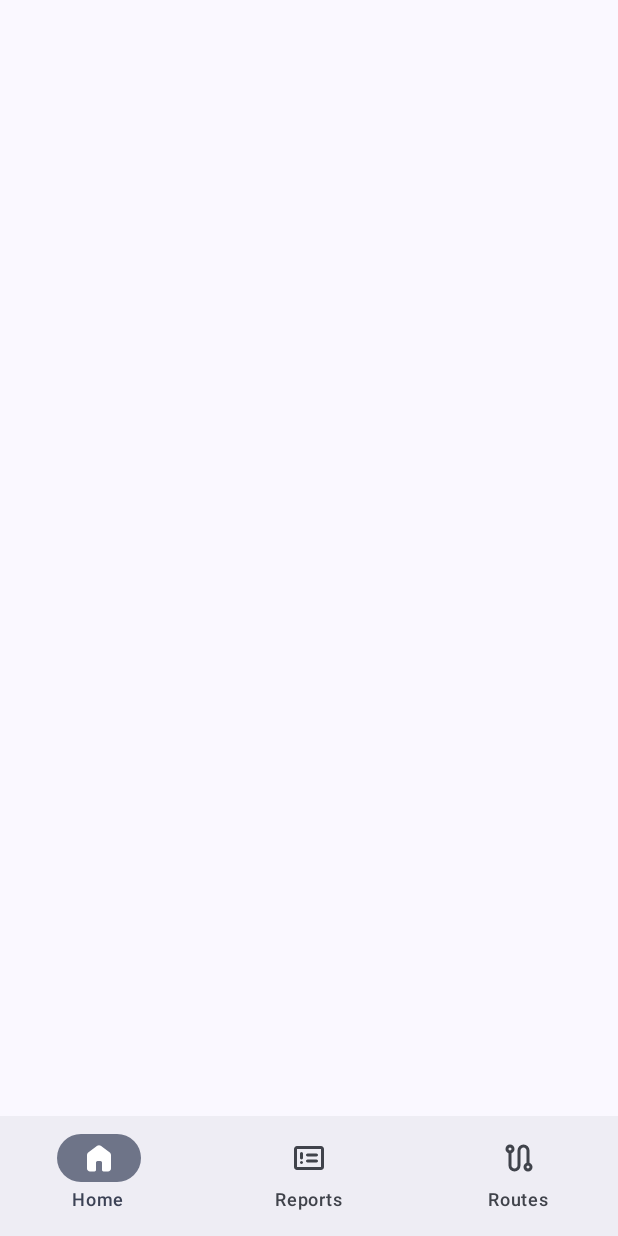
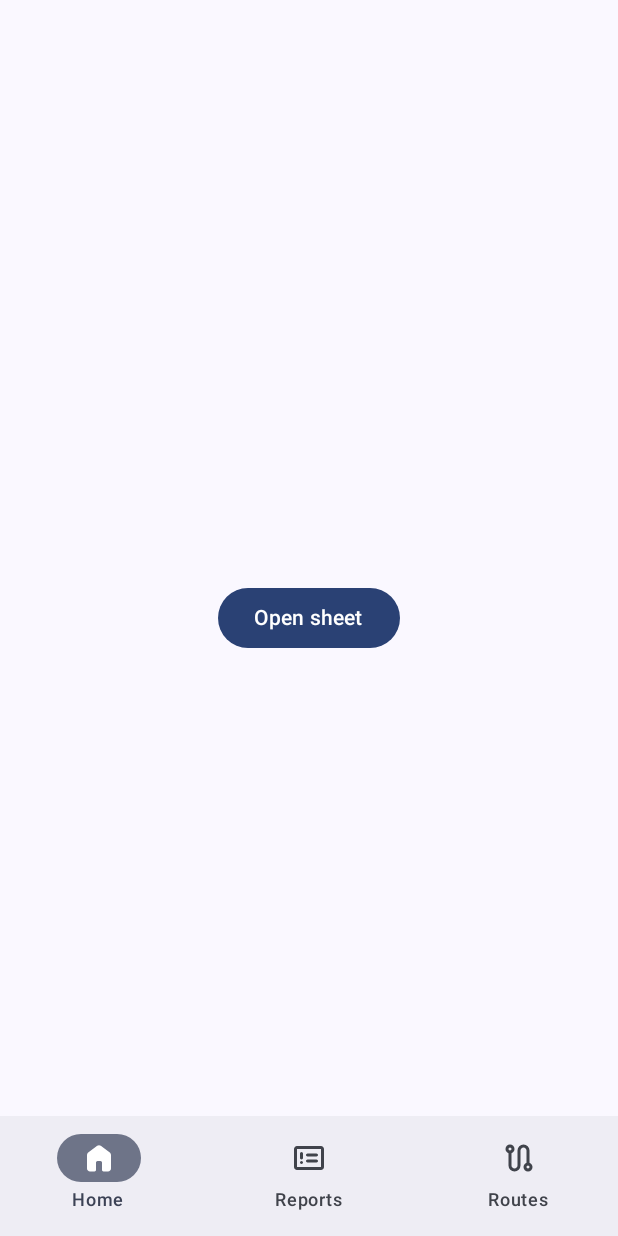
Before and after one commit to Jat2021/E-AlertMobile, an Android app built with Jetpack Compose: the screen it shows after launch (MainActivity), on a phone screen of 412 x 824 dp. Run offline under Robolectric (Android 15) with nearby library versions, the phone set to English and light mode, and no system bars.

Commit message:
Converted BottomNavBar & BottomSheet into a Composable. Still has to fix the functionality of BottomSheet (in the Home page)

```diff
--- a/app/src/main/java/com/example/e_alert/Home.kt
+++ b/app/src/main/java/com/example/e_alert/Home.kt
@@ -1,11 +1,15 @@
 package com.example.e_alert
 
+import androidx.compose.foundation.layout.Box
+import androidx.compose.foundation.layout.fillMaxSize
+import androidx.compose.material3.Text
 import androidx.compose.runtime.Composable
+import androidx.compose.ui.Alignment
 import androidx.compose.ui.Modifier
 
 @Composable
 fun Home (modifier: Modifier = Modifier) {
-
+    BottomSheet()
 }
 
 @Composable
--- a/app/src/main/java/com/example/e_alert/MainActivity.kt
+++ b/app/src/main/java/com/example/e_alert/MainActivity.kt
@@ -4,41 +4,63 @@ import android.annotation.SuppressLint
 import android.os.Bundle
 import androidx.activity.ComponentActivity
 import androidx.activity.compose.setContent
+import androidx.compose.foundation.layout.Box
+import androidx.compose.foundation.layout.PaddingValues
 import androidx.compose.foundation.layout.fillMaxSize
+import androidx.compose.foundation.layout.padding
+import androidx.compose.foundation.layout.windowInsetsPadding
 import androidx.compose.material3.Badge
 import androidx.compose.material3.BadgedBox
+import androidx.compose.material3.Button
 import androidx.compose.material3.ExperimentalMaterial3Api
 import androidx.compose.material3.Icon
 import androidx.compose.material3.MaterialTheme
+import androidx.compose.material3.ModalBottomSheet
 import androidx.compose.material3.NavigationBar
 import androidx.compose.material3.NavigationBarItem
 import androidx.compose.material3.Scaffold
 import androidx.compose.material3.Surface
 import androidx.compose.material3.Text
+import androidx.compose.material3.rememberModalBottomSheetState
+import androidx.compose.runtime.Composable
 import androidx.compose.runtime.mutableStateOf
 import androidx.compose.runtime.setValue
 import androidx.compose.runtime.getValue
 import androidx.compose.runtime.saveable.rememberSaveable
+import androidx.compose.ui.Alignment
 import androidx.compose.ui.Modifier
 import androidx.compose.ui.res.painterResource
 import com.example.e_alert.ui.theme.EAlertTheme
 
 class MainActivity : ComponentActivity() {
     @SuppressLint("UnusedMaterial3ScaffoldPaddingParameter")
-    @OptIn(ExperimentalMaterial3Api::class)
     override fun onCreate(savedInstanceState: Bundle?) {
         super.onCreate(savedInstanceState)
         setContent {
             EAlertTheme {
+                Surface(
+                    modifier = Modifier.fillMaxSize(),
+                    color = MaterialTheme.colorScheme.background
+                ) {
+                    Scaffold(
+                        //TODO: TopBar also goes here
+                        bottomBar = { BottomNavBar() }
+                    ) {
+                        Home()
+                    }
+                }
+            } //Theme wrapper ends here
+        }
+    }
+}
+
+@OptIn(ExperimentalMaterial3Api::class)
+@Composable
+fun BottomNavBar () {
     var selectedItemIndex by rememberSaveable {
         mutableStateOf(0)
     }
-                Surface(
-                    modifier = Modifier.fillMaxSize(),
-                    color = MaterialTheme.colorScheme.background
-                ) { // Components goes here
-                    Scaffold(
-                        bottomBar = {
+
     NavigationBar {
         NavItems.forEachIndexed { index, item ->
             NavigationBarItem(
@@ -71,9 +93,34 @@ class MainActivity : ComponentActivity() {
         }
     }
 }
-                    ) { /*unused*/ }
+
+@OptIn(ExperimentalMaterial3Api::class)
+@Composable
+fun BottomSheet () {
+    val sheetState = rememberModalBottomSheetState()
+    var isSheetOpen by rememberSaveable {
+        mutableStateOf(false)
     }
-            } //Theme wrapper ends here
+
+    Box(
+        modifier = Modifier.fillMaxSize(),
+        contentAlignment = Alignment.Center
+    ) {
+        Button(onClick = {
+            isSheetOpen = true
+        }) {
+            Text(text = "Open sheet")
+        }
+    }
+
+    if (isSheetOpen) {
+        ModalBottomSheet(
+            sheetState = sheetState,
+            onDismissRequest = {
+                isSheetOpen = false
+            }
+        ){
+            //TODO: Here is where the Hazard Areas List goes
         }
     }
 }
--- /dev/null
+++ b/app/src/main/res/drawable/reports_icon_filled_24dp.xml
@@ -0,0 +1,9 @@
+<vector xmlns:android="http://schemas.android.com/apk/res/android"
+    android:width="24dp"
+    android:height="24dp"
+    android:viewportWidth="960"
+    android:viewportHeight="960">
+  <path
+      android:fillColor="#FF000000"
+      android:pathData="M280,640q17,0 28.5,-11.5T320,600q0,-17 -11.5,-28.5T280,560q-17,0 -28.5,11.5T240,600q0,17 11.5,28.5T280,640ZM280,520q17,0 28.5,-11.5T320,480v-120q0,-17 -11.5,-28.5T280,320q-17,0 -28.5,11.5T240,360v120q0,17 11.5,28.5T280,520ZM440,600h240q17,0 28.5,-11.5T720,560q0,-17 -11.5,-28.5T680,520L440,520q-17,0 -28.5,11.5T400,560q0,17 11.5,28.5T440,600ZM440,440h240q17,0 28.5,-11.5T720,400q0,-17 -11.5,-28.5T680,360L440,360q-17,0 -28.5,11.5T400,400q0,17 11.5,28.5T440,440ZM160,800q-33,0 -56.5,-23.5T80,720v-480q0,-33 23.5,-56.5T160,160h640q33,0 56.5,23.5T880,240v480q0,33 -23.5,56.5T800,800L160,800Z"/>
+</vector>
--- /dev/null
+++ b/app/src/main/res/drawable/route_icon_filled_24dp.xml
@@ -0,0 +1,9 @@
+<vector xmlns:android="http://schemas.android.com/apk/res/android"
+    android:width="24dp"
+    android:height="24dp"
+    android:viewportWidth="960"
+    android:viewportHeight="960">
+  <path
+      android:fillColor="#FF000000"
+      android:pathData="M360,840q-66,0 -113,-47t-47,-113v-327q-35,-13 -57.5,-43.5T120,240q0,-50 35,-85t85,-35q50,0 85,35t35,85q0,39 -22.5,69.5T280,353v327q0,33 23.5,56.5T360,760q33,0 56.5,-23.5T440,680v-400q0,-66 47,-113t113,-47q66,0 113,47t47,113v327q35,13 57.5,43.5T840,720q0,50 -35,85t-85,35q-50,0 -85,-35t-35,-85q0,-39 22.5,-70t57.5,-43v-327q0,-33 -23.5,-56.5T600,200q-33,0 -56.5,23.5T520,280v400q0,66 -47,113t-113,47Z"/>
+</vector>
--- a/build.gradle
+++ b/build.gradle
@@ -1,6 +1,6 @@
 // Top-level build file where you can add configuration options common to all sub-projects/modules.
 plugins {
-    id 'com.android.application' version '8.0.1' apply false
-    id 'com.android.library' version '8.0.1' apply false
-    id 'org.jetbrains.kotlin.android' version '1.7.20' apply false
+    id 'com.android.application' version '8.1.1' apply false
+    id 'com.android.library' version '8.1.1' apply false
+    id 'org.jetbrains.kotlin.android' version '1.8.10' apply false
 }
```
Also changed, not shown: app/build.gradle (+8 -7 lines), gradle/wrapper/gradle-wrapper.properties. Lines whose indentation alone changed are shown as unchanged.
